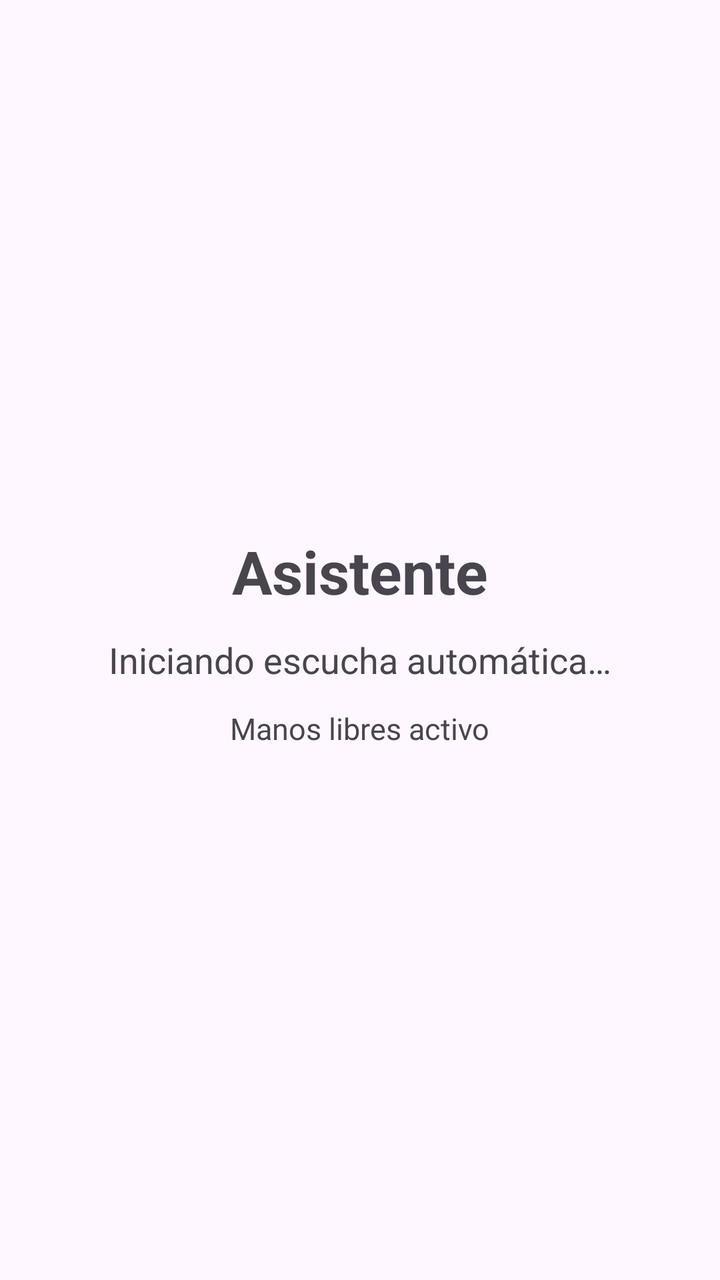
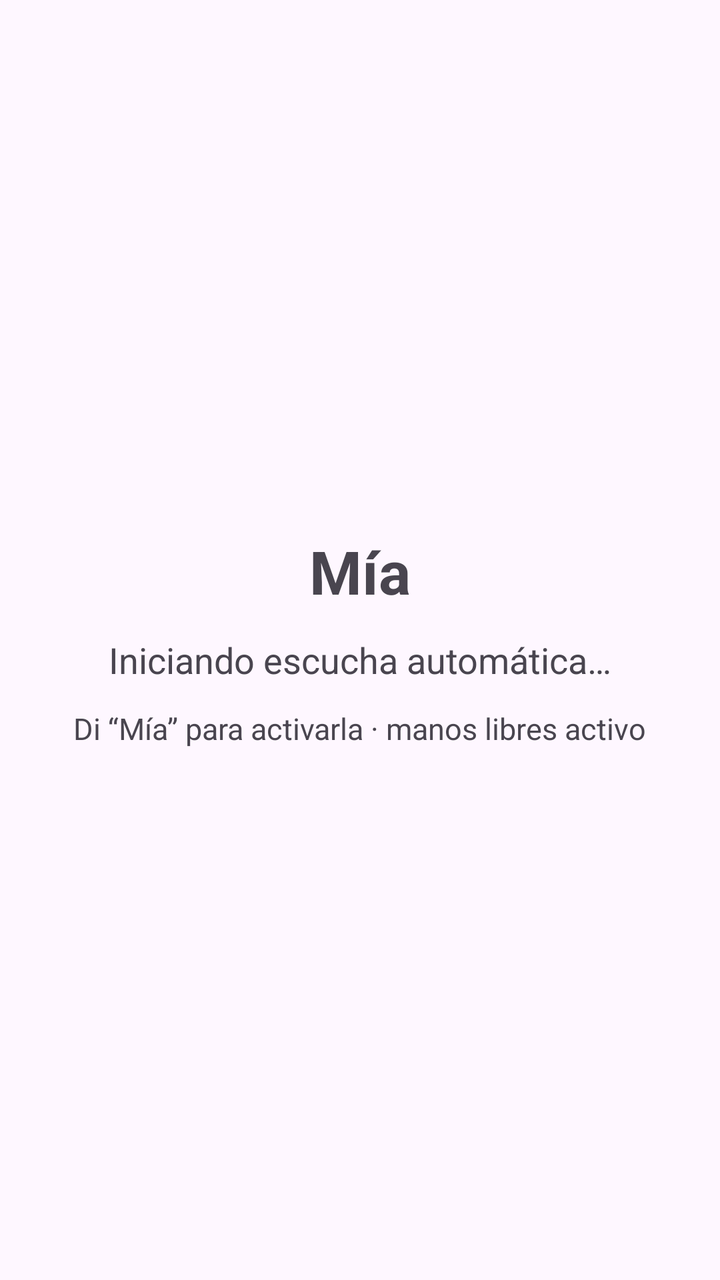

Compare the two renders of this Android layout. The source of the first and the diff that turns it into the second are given below.
<!-- AndroidManifest.xml: application theme Theme.Asistente -->
<!-- res/layout/activity_main.xml -->
<?xml version="1.0" encoding="utf-8"?>
<LinearLayout xmlns:android="http://schemas.android.com/apk/res/android"
    android:layout_width="match_parent"
    android:layout_height="match_parent"
    android:orientation="vertical"
    android:gravity="center"
    android:padding="24dp">

    <TextView
        android:id="@+id/titleText"
        android:layout_width="wrap_content"
        android:layout_height="wrap_content"
        android:text="Asistente"
        android:textSize="30sp"
        android:textStyle="bold"
        android:layout_marginBottom="12dp" />

    <TextView
        android:id="@+id/statusText"
        android:layout_width="match_parent"
        android:layout_height="wrap_content"
        android:text="Iniciando escucha automática…"
        android:textSize="18sp"
        android:gravity="center"
        android:layout_marginBottom="12dp" />

    <TextView
        android:layout_width="wrap_content"
        android:layout_height="wrap_content"
        android:text="Manos libres activo"
        android:textSize="15sp" />

</LinearLayout>
<!-- resources referenced by this layout -->
<resources>
  <style name="Theme.Asistente" parent="Theme.Material3.DayNight.NoActionBar">
          <item name="android:windowLightStatusBar">true</item>
      </style>
</resources>

<!-- the commit's change to res/layout/activity_main.xml (unified diff, before → after) -->
@@ -10,7 +10,7 @@
         android:id="@+id/titleText"
         android:layout_width="wrap_content"
         android:layout_height="wrap_content"
-        android:text="Asistente"
+        android:text="Mía"
         android:textSize="30sp"
         android:textStyle="bold"
         android:layout_marginBottom="12dp" />
@@ -27,7 +27,7 @@
     <TextView
         android:layout_width="wrap_content"
         android:layout_height="wrap_content"
-        android:text="Manos libres activo"
+        android:text="Di “Mía” para activarla · manos libres activo"
         android:textSize="15sp" />
 
 </LinearLayout>
